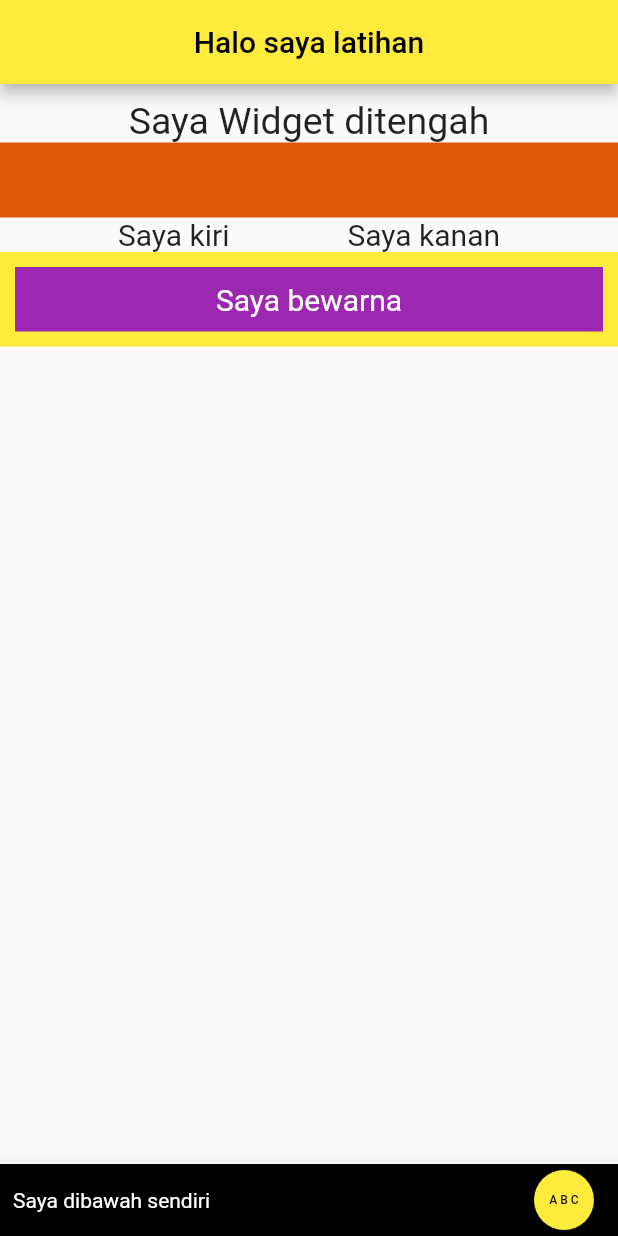
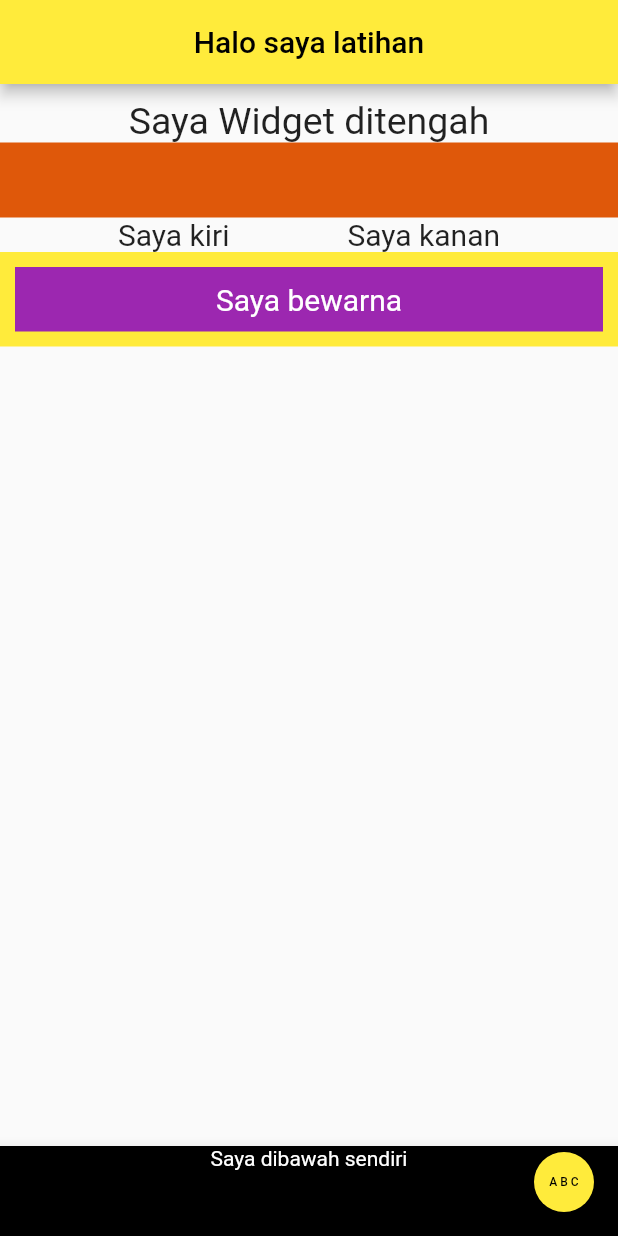
Before and after one commit to ihsan759/hello-world, a Flutter app: the screen it shows after launch, on a phone screen of 412 x 824 dp. Run offline on Flutter 3.47's test engine with Material 2 defaults, Android fonts, the phone set to English and light mode, and no system bars.

Commit message:
modified:   lib/latihan/hello_world.dart

```diff
--- a/lib/latihan/hello_world.dart
+++ b/lib/latihan/hello_world.dart
@@ -56,15 +56,19 @@ class HelloWorld extends StatelessWidget {
       ),
       bottomNavigationBar: BottomAppBar(
           color: Colors.black,
-          child: Row(
-            mainAxisAlignment: MainAxisAlignment.end,
+          child: Stack(
             children: [
-              const Text("Saya dibawah sendiri",
-                  style: TextStyle(
-                    color: Colors.white,
-                  )),
-              Padding(
-                padding: const EdgeInsets.only(left: 200),
+              const SizedBox(
+                height: 60,
+                width: double.infinity,
+                child: Text("Saya dibawah sendiri",
+                    textAlign: TextAlign.center,
+                    style: TextStyle(
+                      color: Colors.white,
+                    )),
+              ),
+              Positioned(
+                right: 0,
                 child: ElevatedButton(
                   style: ElevatedButton.styleFrom(
                       shape: const CircleBorder(), primary: Colors.yellow),
```
